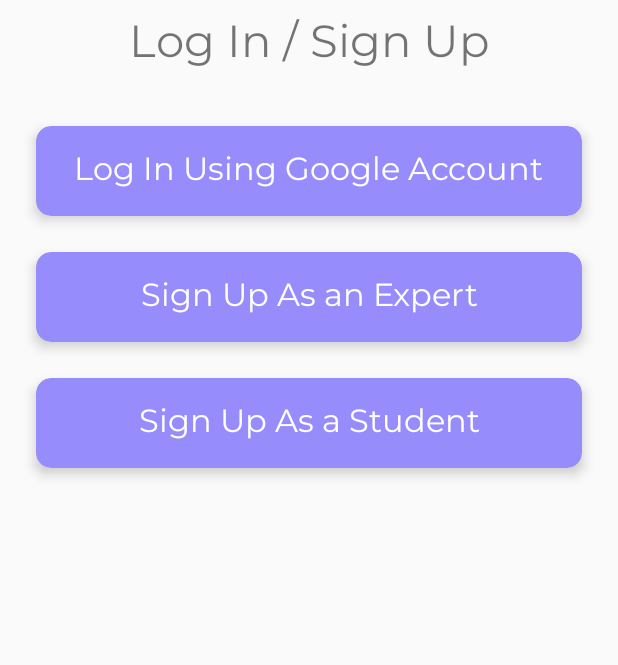
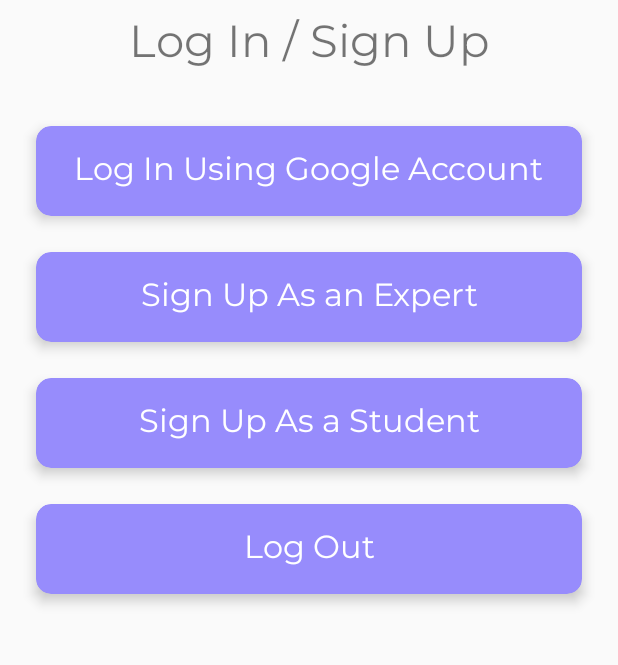
Before and after one commit to akassian/eduSOS, an Android app: the screen it shows after launch (LogInSignUpActivity), after a tap on an icon or button, on a phone screen of 412 x 824 dp, the part 292-957 px from its top. Run offline under Robolectric (Android 15) with nearby library versions, the phone set to English and light mode, and no system bars; our stand-ins replace Firebase (no records; nobody signed in at launch, a user with empty details on screens opened directly); Roboto replaces fonts that are not available here.

Commit message:
Add Log Out Button.

```diff
--- a/app/src/main/java/com/example/edusos/PostQuestionActivity.java
+++ b/app/src/main/java/com/example/edusos/PostQuestionActivity.java
@@ -66,7 +66,8 @@
             @Override
             public void onClick(View v) {
                 postQuestion();
-                Toast.makeText(PostQuestionActivity.this, "post success", Toast.LENGTH_SHORT).show();
+                Toast.makeText(
+                        PostQuestionActivity.this, "post success", Toast.LENGTH_SHORT).show();
             }
         });
     }
--- a/app/src/main/res/layout/activity_log_in_sign_up.xml
+++ b/app/src/main/res/layout/activity_log_in_sign_up.xml
@@ -69,24 +69,23 @@
             app:layout_constraintTop_toBottomOf="@+id/splashTitle2" />
 
 
-
         <androidx.cardview.widget.CardView
             android:id="@+id/ButtonLogIn"
             android:layout_width="match_parent"
             android:layout_height="60dp"
 
             android:layout_marginStart="24dp"
+            android:layout_marginTop="32dp"
             android:layout_marginEnd="24dp"
             android:layout_marginBottom="24dp"
-            android:layout_marginTop="32dp"
+            android:backgroundTint="@color/colorPrimary"
             android:onClick="onLoginClick"
-            android:backgroundTint="@color/colorPrimary"
             app:cardCornerRadius="10dp"
             app:cardElevation="5dp"
 
-            app:layout_constraintTop_toBottomOf="@+id/textView"
             app:layout_constraintEnd_toEndOf="parent"
-            app:layout_constraintStart_toStartOf="parent">
+            app:layout_constraintStart_toStartOf="parent"
+            app:layout_constraintTop_toBottomOf="@+id/textView">
 
             <androidx.constraintlayout.widget.ConstraintLayout
                 android:layout_width="match_parent"
@@ -108,24 +107,23 @@
         </androidx.cardview.widget.CardView>
 
 
-
         <androidx.cardview.widget.CardView
             android:id="@+id/ButtonSignUpExpert"
             android:layout_width="match_parent"
             android:layout_height="60dp"
             android:layout_marginStart="24dp"
+            android:layout_marginTop="24dp"
             android:layout_marginEnd="24dp"
             android:layout_marginBottom="24dp"
-            android:layout_marginTop="24dp"
 
             android:backgroundTint="@color/colorPrimary"
+            android:onClick="onExpertSignUpClick"
             app:cardCornerRadius="10dp"
             app:cardElevation="5dp"
-            android:onClick="onExpertSignUpClick"
-            app:layout_constraintTop_toBottomOf="@+id/ButtonLogIn"
+            app:layout_constraintEnd_toEndOf="parent"
 
-            app:layout_constraintEnd_toEndOf="parent"
-            app:layout_constraintStart_toStartOf="parent">
+            app:layout_constraintStart_toStartOf="parent"
+            app:layout_constraintTop_toBottomOf="@+id/ButtonLogIn">
 
             <androidx.constraintlayout.widget.ConstraintLayout
                 android:layout_width="match_parent"
@@ -152,18 +150,18 @@
             android:layout_width="match_parent"
             android:layout_height="60dp"
             android:layout_marginStart="24dp"
+            android:layout_marginTop="24dp"
             android:layout_marginEnd="24dp"
             android:layout_marginBottom="24dp"
-            android:layout_marginTop="24dp"
 
             android:backgroundTint="@color/colorPrimary"
+            android:onClick="onStudentSignUpClick"
             app:cardCornerRadius="10dp"
             app:cardElevation="5dp"
-            android:onClick="onStudentSignUpClick"
-            app:layout_constraintTop_toBottomOf="@+id/ButtonSignUpExpert"
+            app:layout_constraintEnd_toEndOf="parent"
 
-            app:layout_constraintEnd_toEndOf="parent"
-            app:layout_constraintStart_toStartOf="parent">
+            app:layout_constraintStart_toStartOf="parent"
+            app:layout_constraintTop_toBottomOf="@+id/ButtonSignUpExpert">
 
             <androidx.constraintlayout.widget.ConstraintLayout
                 android:layout_width="match_parent"
@@ -185,5 +183,45 @@
         </androidx.cardview.widget.CardView>
 
 
+
+
+        <androidx.cardview.widget.CardView
+            android:id="@+id/ButtonLogOut"
+            android:layout_width="match_parent"
+            android:layout_height="60dp"
+            android:layout_marginStart="24dp"
+            android:layout_marginTop="24dp"
+            android:layout_marginEnd="24dp"
+            android:layout_marginBottom="24dp"
+
+            android:backgroundTint="@color/colorPrimary"
+            android:onClick="onLogoutClick"
+            app:cardCornerRadius="10dp"
+            app:cardElevation="5dp"
+            app:layout_constraintEnd_toEndOf="parent"
+
+            app:layout_constraintStart_toStartOf="parent"
+            app:layout_constraintTop_toBottomOf="@+id/ButtonSignUpStudent">
+
+            <androidx.constraintlayout.widget.ConstraintLayout
+                android:layout_width="match_parent"
+                android:layout_height="match_parent">
+
+                <TextView
+                    android:id="@+id/textView5"
+                    android:layout_width="wrap_content"
+                    android:layout_height="wrap_content"
+                    android:fontFamily="@font/montserrat"
+                    android:text="Log Out"
+                    android:textColor="@color/colorAccent"
+                    android:textSize="21sp"
+                    app:layout_constraintBottom_toBottomOf="parent"
+                    app:layout_constraintEnd_toEndOf="parent"
+                    app:layout_constraintStart_toStartOf="parent"
+                    app:layout_constraintTop_toTopOf="parent" />
+            </androidx.constraintlayout.widget.ConstraintLayout>
+        </androidx.cardview.widget.CardView>
+
+
     </androidx.constraintlayout.widget.ConstraintLayout>
 </LinearLayout>
```
Also changed, not shown: app/src/main/java/com/example/edusos/LogInSignUpActivity.java (+39 -16 lines). Lines whose indentation alone changed are shown as unchanged.
